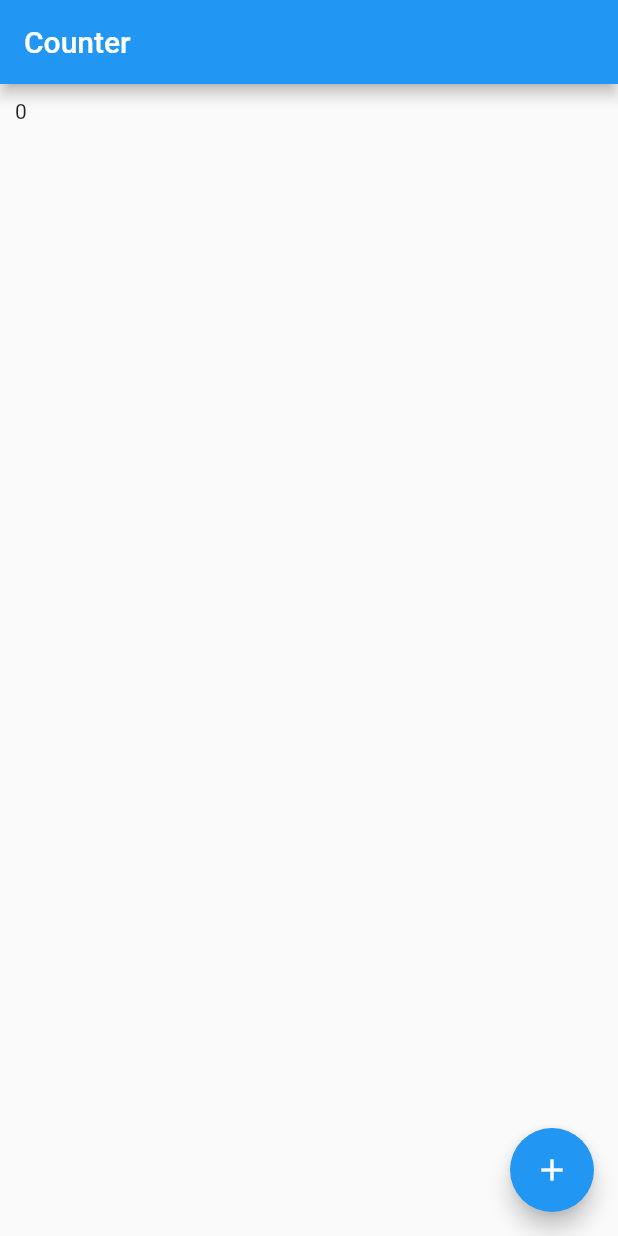
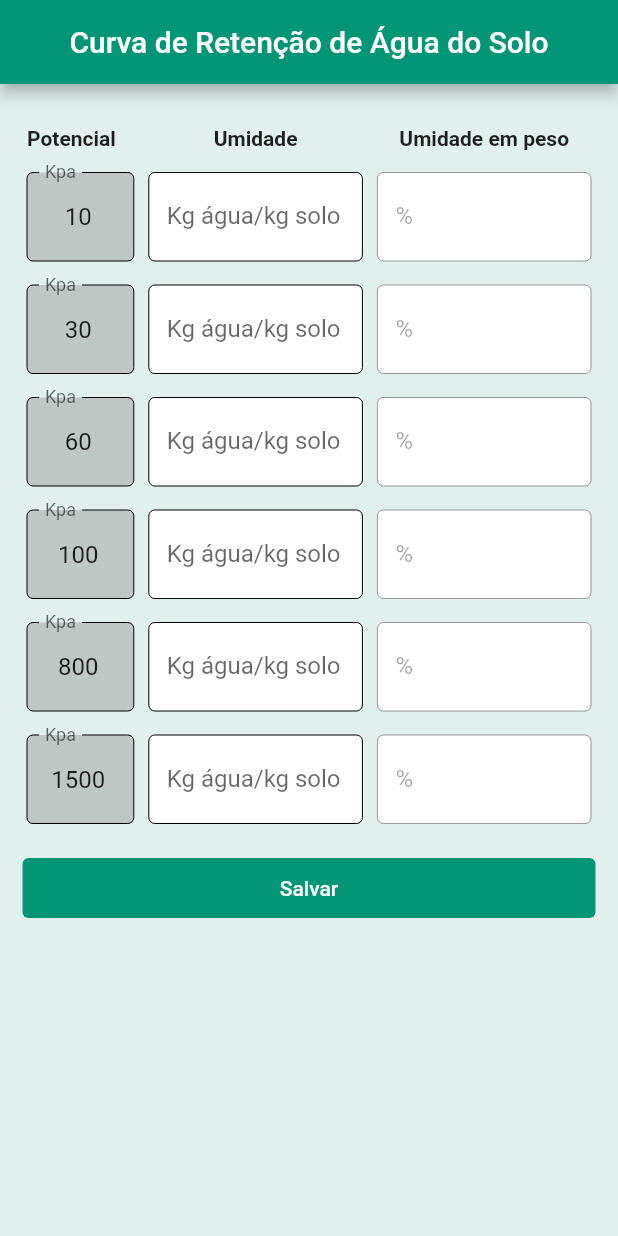
Before and after one commit to wennys-camilo/tcc, a Flutter app: the screen it shows after launch, on a phone screen of 412 x 824 dp. Run offline on Flutter 3.47's test engine with Material 2 defaults, Android fonts, the phone set to English and light mode, and no system bars; our stand-ins replace flutter_modular, flutter_triple.

Commit message:
cras page impl

```diff
--- a/lib/app/app_module.dart
+++ b/lib/app/app_module.dart
@@ -1,6 +1,5 @@
 import 'package:flutter_modular/flutter_modular.dart';
-
-import 'modules/home/home_module.dart';
+import 'package:tcc/app/modules/cras/cras_module.dart';
 
 class AppModule extends Module {
   @override
@@ -8,7 +7,6 @@ class AppModule extends Module {
 
   @override
   final List<ModularRoute> routes = [
-    ModuleRoute(Modular.initialRoute, module: HomeModule()),
+    ModuleRoute('/', module: CrasModule()),
   ];
-
 }
--- a/lib/app/app_widget.dart
+++ b/lib/app/app_widget.dart
@@ -1,12 +1,23 @@
 import 'package:flutter/material.dart';
 import 'package:flutter_modular/flutter_modular.dart';
 
+import 'shared/presentation/themes/app_theme.dart';
+
 class AppWidget extends StatelessWidget {
+  const AppWidget({Key? key}) : super(key: key);
+
   @override
   Widget build(BuildContext context) {
-    return MaterialApp(
+    return MaterialApp.router(
+      debugShowCheckedModeBanner: false,
       title: 'Flutter Slidy',
-      theme: ThemeData(primarySwatch: Colors.blue),
-    ).modular();
+      theme: ThemeData(
+        primarySwatch: Colors.blue,
+        colorScheme:
+            ColorScheme.fromSwatch().copyWith(primary: AppTheme.colors.primary),
+      ),
+      routeInformationParser: Modular.routeInformationParser,
+      routerDelegate: Modular.routerDelegate,
+    );
   }
 }
--- /dev/null
+++ b/lib/app/modules/cras/cras_module.dart
@@ -0,0 +1,15 @@
+import 'package:flutter_modular/flutter_modular.dart';
+import 'package:tcc/app/modules/cras/presentation/pages/cras_page.dart';
+import 'package:tcc/app/modules/cras/presentation/stores/cras_store.dart';
+
+class CrasModule extends Module {
+  @override
+  final List<Bind> binds = [
+    Bind.lazySingleton((i) => CrasStore()),
+  ];
+
+  @override
+  final List<ModularRoute> routes = [
+    ChildRoute(Modular.initialRoute, child: (_, args) => const CrasPage()),
+  ];
+}
--- /dev/null
+++ b/lib/app/modules/cras/presentation/pages/cras_page.dart
@@ -0,0 +1,458 @@
+import 'package:flutter/material.dart';
+import '../../../../shared/presentation/themes/app_theme.dart';
+import '../widgets/text_input_widget.dart';
+
+class CrasPage extends StatefulWidget {
+  const CrasPage({Key? key}) : super(key: key);
+
+  @override
+  State<CrasPage> createState() => _CrasPageState();
+}
+
+class _CrasPageState extends State<CrasPage> {
+  late final TextEditingController kpa10;
+  late final TextEditingController kpa10Humidity;
+  late final TextEditingController kpa10HumidityByWeight;
+
+  late final TextEditingController kpa30;
+  late final TextEditingController kpa30Humidity;
+  late final TextEditingController kpa30HumidityByWeight;
+
+  late final TextEditingController kpa60;
+  late final TextEditingController kpa60Humidity;
+  late final TextEditingController kpa60HumidityByWeight;
+
+  late final TextEditingController kpa100;
+  late final TextEditingController kpa100Humidity;
+  late final TextEditingController kpa100HumidityByWeight;
+
+  late final TextEditingController kpa800;
+  late final TextEditingController kpa800Humidity;
+  late final TextEditingController kpa800HumidityByWeight;
+
+  late final TextEditingController kpa1500;
+  late final TextEditingController kpa1500Humidity;
+  late final TextEditingController kpa1500HumidityByWeight;
+
+  @override
+  void initState() {
+    super.initState();
+    kpa10 = TextEditingController(text: "10");
+    kpa10Humidity = TextEditingController();
+    kpa10HumidityByWeight = TextEditingController();
+
+    kpa30 = TextEditingController(text: "30");
+    kpa30Humidity = TextEditingController();
+    kpa30HumidityByWeight = TextEditingController();
+
+    kpa60 = TextEditingController(text: "60");
+    kpa60Humidity = TextEditingController();
+    kpa60HumidityByWeight = TextEditingController();
+
+    kpa100 = TextEditingController(text: "100");
+    kpa100Humidity = TextEditingController();
+    kpa100HumidityByWeight = TextEditingController();
+
+    kpa800 = TextEditingController(text: "800");
+    kpa800Humidity = TextEditingController();
+    kpa800HumidityByWeight = TextEditingController();
+
+    kpa1500 = TextEditingController(text: "1500");
+    kpa1500Humidity = TextEditingController();
+    kpa1500HumidityByWeight = TextEditingController();
+  }
+
+  @override
+  Widget build(BuildContext context) {
+    return SafeArea(
+      child: Scaffold(
+        appBar: AppBar(
+          centerTitle: true,
+          title: const Text('Curva de Retenção de Água do Solo'),
+        ),
+        body: Container(
+          width: MediaQuery.of(context).size.width,
+          color: AppTheme.colors.primary.withOpacity(0.1),
+          height: MediaQuery.of(context).size.height,
+          child: SingleChildScrollView(
+            child: Column(
+              children: [
+                const SizedBox(
+                  height: 20,
+                ),
+                Container(
+                  constraints: const BoxConstraints(maxWidth: 800),
+                  padding: const EdgeInsets.all(8.0),
+                  child: Row(
+                    children: [
+                      const SizedBox(
+                        width: 10,
+                      ),
+                      Flexible(
+                        child: Column(
+                          children: [
+                            const Text(
+                              'Potencial (kpa)',
+                              maxLines: 1,
+                              style: TextStyle(fontWeight: FontWeight.bold),
+                            ),
+                            const SizedBox(
+                              height: 15,
+                            ),
+                            TextInputWidget(
+                              controller: kpa10,
+                              readOnly: true,
+                              labelText: 'Kpa',
+                            ),
+                          ],
+                        ),
+                      ),
+                      const SizedBox(
+                        width: 10,
+                      ),
+                      Flexible(
+                        flex: 2,
+                        child: Column(
+                          children: [
+                            const Text(
+                              'Umidade',
+                              maxLines: 1,
+                              style: TextStyle(fontWeight: FontWeight.bold),
+                            ),
+                            const SizedBox(
+                              height: 15,
+                            ),
+                            TextInputWidget(
+                              controller: kpa10Humidity,
+                              decimalInput: true,
+                              labelText: 'Kg água/kg solo',
+                              onChanged: (value) {
+                                if (value.isNotEmpty) {
+                                  kpa10HumidityByWeight.text =
+                                      (double.parse(value) * 100)
+                                          .toStringAsFixed(2);
+                                } else {
+                                  kpa10HumidityByWeight.text = "";
+                                }
+                              },
+                            ),
+                          ],
+                        ),
+                      ),
+                      const SizedBox(
+                        width: 10,
+                      ),
+                      Flexible(
+                        flex: 2,
+                        child: Column(
+                          children: [
+                            const Text(
+                              'Umidade em peso',
+                              maxLines: 1,
+                              style: TextStyle(fontWeight: FontWeight.bold),
+                            ),
+                            const SizedBox(
+                              height: 15,
+                            ),
+                            TextInputWidget(
+                              controller: kpa10HumidityByWeight,
+                              labelText: "%",
+                              enabled: false,
+                            ),
+                          ],
+                        ),
+                      ),
+                      const SizedBox(
+                        width: 10,
+                      ),
+                    ],
+                  ),
+                ),
+                Container(
+                  constraints: const BoxConstraints(maxWidth: 800),
+                  padding: const EdgeInsets.all(8.0),
+                  child: Row(
+                    children: [
+                      const SizedBox(
+                        width: 10,
+                      ),
+                      Flexible(
+                        child: TextInputWidget(
+                          controller: kpa30,
+                          readOnly: true,
+                          labelText: 'Kpa',
+                        ),
+                      ),
+                      const SizedBox(
+                        width: 10,
+                      ),
+                      Flexible(
+                        flex: 2,
+                        child: TextInputWidget(
+                          controller: kpa30Humidity,
+                          labelText: 'Kg água/kg solo',
+                          decimalInput: true,
+                          onChanged: (value) {
+                            if (value.isNotEmpty) {
+                              kpa30HumidityByWeight.text =
+                                  (double.parse(value) * 100)
+                                      .toStringAsFixed(2);
+                            } else {
+                              kpa30HumidityByWeight.text = "";
+                            }
+                          },
+                        ),
+                      ),
+                      const SizedBox(
+                        width: 10,
+                      ),
+                      Flexible(
+                        flex: 2,
+                        child: TextInputWidget(
+                          controller: kpa30HumidityByWeight,
+                          labelText: "%",
+                          enabled: false,
+                        ),
+                      ),
+                      const SizedBox(
+                        width: 10,
+                      ),
+                    ],
+                  ),
+                ),
+                Container(
+                  constraints: const BoxConstraints(maxWidth: 800),
+                  padding: const EdgeInsets.all(8.0),
+                  child: Row(
+                    children: [
+                      const SizedBox(
+                        width: 10,
+                      ),
+                      Flexible(
+                        child: TextInputWidget(
+                          controller: kpa60,
+                          readOnly: true,
+                          labelText: 'Kpa',
+                        ),
+                      ),
+                      const SizedBox(
+                        width: 10,
+                      ),
+                      Flexible(
+                        flex: 2,
+                        child: TextInputWidget(
+                          controller: kpa60Humidity,
+                          labelText: 'Kg água/kg solo',
+                          decimalInput: true,
+                          onChanged: (value) {
+                            if (value.isNotEmpty) {
+                              kpa60HumidityByWeight.text =
+                                  (double.parse(value) * 100)
+                                      .toStringAsFixed(2);
+                            } else {
+                              kpa60HumidityByWeight.text = "";
+                            }
+                          },
+                        ),
+                      ),
+                      const SizedBox(
+                        width: 10,
+                      ),
+                      Flexible(
+                        flex: 2,
+                        child: TextInputWidget(
+                          controller: kpa60HumidityByWeight,
+                          labelText: "%",
+                          enabled: false,
+                        ),
+                      ),
+                      const SizedBox(
+                        width: 10,
+                      ),
+                    ],
+                  ),
+                ),
+                Container(
+                  constraints: const BoxConstraints(maxWidth: 800),
+                  padding: const EdgeInsets.all(8.0),
+                  child: Row(
+                    children: [
+                      const SizedBox(
+                        width: 10,
+                      ),
+                      Flexible(
+                        child: TextInputWidget(
+                          controller: kpa100,
+                          readOnly: true,
+                          labelText: 'Kpa',
+                        ),
+                      ),
+                      const SizedBox(
+                        width: 10,
+                      ),
+                      Flexible(
+                        flex: 2,
+                        child: TextInputWidget(
+                          controller: kpa100Humidity,
+                          labelText: 'Kg água/kg solo',
+                          decimalInput: true,
+                          onChanged: (value) {
+                            if (value.isNotEmpty) {
+                              kpa100HumidityByWeight.text =
+                                  (double.parse(value) * 100)
+                                      .toStringAsFixed(2);
+                            } else {
+                              kpa100HumidityByWeight.text = "";
+                            }
+                          },
+                        ),
+                      ),
+                      const SizedBox(
+                        width: 10,
+                      ),
+                      Flexible(
+                        flex: 2,
+                        child: TextInputWidget(
+                          controller: kpa100HumidityByWeight,
+                          labelText: "%",
+                          enabled: false,
+                        ),
+                      ),
+                      const SizedBox(
+                        width: 10,
+                      ),
+                    ],
+                  ),
+                ),
+                Container(
+                  constraints: const BoxConstraints(maxWidth: 800),
+                  padding: const EdgeInsets.all(8.0),
+                  child: Row(
+                    children: [
+                      const SizedBox(
+                        width: 10,
+                      ),
+                      Flexible(
+                        child: TextInputWidget(
+                          controller: kpa800,
+                          readOnly: true,
+                          labelText: 'Kpa',
+                        ),
+                      ),
+                      const SizedBox(
+                        width: 10,
+                      ),
+                      Flexible(
+                        flex: 2,
+                        child: TextInputWidget(
+                          controller: kpa800Humidity,
+                          labelText: 'Kg água/kg solo',
+                          decimalInput: true,
+                          onChanged: (value) {
+                            if (value.isNotEmpty) {
+                              kpa800HumidityByWeight.text =
+                                  (double.parse(value) * 100)
+                                      .toStringAsFixed(2);
+                            } else {
+                              kpa800HumidityByWeight.text = "";
+                            }
+                          },
+                        ),
+                      ),
+                      const SizedBox(
+                        width: 10,
+                      ),
+                      Flexible(
+                        flex: 2,
+                        child: TextInputWidget(
+                          controller: kpa800HumidityByWeight,
+                          labelText: "%",
+                          enabled: false,
+                        ),
+                      ),
+                      const SizedBox(
+                        width: 10,
+                      ),
+                    ],
+                  ),
+                ),
+                Container(
+                  constraints: const BoxConstraints(maxWidth: 800),
+                  padding: const EdgeInsets.all(8.0),
+                  child: Row(
+                    children: [
+                      const SizedBox(
+                        width: 10,
+                      ),
+                      Flexible(
+                        child: TextInputWidget(
+                          controller: kpa1500,
+                          readOnly: true,
+                          labelText: 'Kpa',
+                        ),
+                      ),
+                      const SizedBox(
+                        width: 10,
+                      ),
+                      Flexible(
+                        flex: 2,
+                        child: TextInputWidget(
+                          controller: kpa1500Humidity,
+                          labelText: 'Kg água/kg solo',
+                          decimalInput: true,
+                          onChanged: (value) {
+                            if (value.isNotEmpty) {
+                              kpa1500HumidityByWeight.text =
+                                  (double.parse(value) * 100)
+                                      .toStringAsFixed(2);
+                            } else {
+                              kpa1500HumidityByWeight.text = "";
+                            }
+                          },
+                        ),
+                      ),
+                      const SizedBox(
+                        width: 10,
+                      ),
+                      Flexible(
+                        flex: 2,
+                        child: TextInputWidget(
+                          controller: kpa1500HumidityByWeight,
+                          labelText: "%",
+                          enabled: false,
+                        ),
+                      ),
+                      const SizedBox(
+                        width: 10,
+                      ),
+                    ],
+                  ),
+                ),
+                Container(
+                  constraints: const BoxConstraints(maxWidth: 800),
+                  padding: const EdgeInsets.all(15.0),
+                  child: SizedBox(
+                    height: 40,
+                    width: MediaQuery.of(context).size.width,
+                    child: TextButton(
+                      style: TextButton.styleFrom(
+                        backgroundColor: AppTheme.colors.primary,
+                      ),
+                      child: const Text(
+                        'Salvar',
+                        style: TextStyle(
+                          color: Colors.white,
+                        ),
+                      ),
+                      onPressed: () {},
+                    ),
+                  ),
+                ),
+              ],
+            ),
+          ),
+        ),
+      ),
+    );
+  }
+}
--- /dev/null
+++ b/lib/app/modules/cras/presentation/state/cras_state.dart
@@ -0,0 +1 @@
+class CrasState {}
--- /dev/null
+++ b/lib/app/modules/cras/presentation/stores/cras_store.dart
@@ -0,0 +1,6 @@
+import 'package:flutter_triple/flutter_triple.dart';
+import '../state/cras_state.dart';
+
+class CrasStore extends StreamStore<Exception, CrasState> {
+  CrasStore() : super(CrasState());
+}
--- /dev/null
+++ b/lib/app/modules/cras/presentation/widgets/text_input_widget.dart
@@ -0,0 +1,53 @@
+import 'package:flutter/material.dart';
+import 'package:flutter/services.dart';
+
+class TextInputWidget extends StatelessWidget {
+  final TextEditingController? controller;
+  final String? labelText;
+  final List<TextInputFormatter>? inputFormatters;
+  final Function(String)? onChanged;
+  final bool readOnly;
+  final bool enabled;
+  final TextInputType? keyboardType;
+  final bool decimalInput;
+
+  const TextInputWidget({
+    Key? key,
+    this.controller,
+    this.labelText,
+    this.inputFormatters,
+    this.onChanged,
+    this.readOnly = false,
+    this.enabled = true,
+    this.keyboardType,
+    this.decimalInput = false,
+  }) : super(key: key);
+
+  @override
+  Widget build(BuildContext context) {
+    return TextField(
+      enabled: enabled,
+      controller: controller,
+      textAlign: TextAlign.center,
+      decoration: InputDecoration(
+        border: const OutlineInputBorder(),
+        enabledBorder:
+            const OutlineInputBorder(borderSide: BorderSide(width: 0)),
+        fillColor: readOnly ? Colors.grey.withOpacity(0.5) : Colors.white,
+        labelText: labelText,
+        filled: true,
+      ),
+      inputFormatters: !decimalInput
+          ? inputFormatters
+          : [
+              FilteringTextInputFormatter.allow((RegExp(r'^\d+\.?\d{0,6}'))),
+              LengthLimitingTextInputFormatter(7),
+            ],
+      keyboardType: !decimalInput
+          ? keyboardType
+          : const TextInputType.numberWithOptions(decimal: true),
+      onChanged: onChanged,
+      readOnly: readOnly,
+    );
+  }
+}
--- a/lib/app/modules/home/home_module.dart
+++ /dev/null
@@ -1,16 +0,0 @@
-import 'package:flutter_modular/flutter_modular.dart';
-import '../home/home_store.dart';
-
-import 'home_page.dart';
-
-class HomeModule extends Module {
-  @override
-  final List<Bind> binds = [
- Bind.lazySingleton((i) => HomeStore()),
- ];
-
- @override
- final List<ModularRoute> routes = [
-   ChildRoute(Modular.initialRoute, child: (_, args) => HomePage()),
- ];
-}
--- a/lib/app/modules/home/home_page.dart
+++ /dev/null
@@ -1,44 +0,0 @@
-import 'package:flutter/material.dart';
-import 'package:flutter_modular/flutter_modular.dart';
-import 'package:flutter_triple/flutter_triple.dart';
-import 'home_store.dart';
-
-class HomePage extends StatefulWidget {
-  final String title;
-  const HomePage({Key? key, this.title = "Home"}) : super(key: key);
-
-  @override
-  _HomePageState createState() => _HomePageState();
-}
-
-class _HomePageState extends ModularState<HomePage, HomeStore> {
-  @override
-  Widget build(BuildContext context) {
-    return Scaffold(
-      appBar: AppBar(
-        title: Text('Counter'),
-      ),
-      body: ScopedBuilder<HomeStore, Exception, int>(
-        store: store,
-        onState: (_, counter) {
-          return Padding(
-            padding: EdgeInsets.all(10),
-            child: Text('$counter'),
-          );
-        },
-        onError: (context, error) => Center(
-          child: Text(
-            'Too many clicks',
-            style: TextStyle(color: Colors.red),
-          ),
-        ),
-      ),
-      floatingActionButton: FloatingActionButton(
-        onPressed: () {
-          store.increment();
-        },
-        child: Icon(Icons.add),
-      ),
-    );
-  }
-}
--- a/lib/app/modules/home/home_store.dart
+++ /dev/null
@@ -1,20 +0,0 @@
-import 'package:flutter_triple/flutter_triple.dart';
-
-class HomeStore extends NotifierStore<Exception, int> {
-  HomeStore() : super(0);
-
-  Future<void> increment() async {
-    setLoading(true);
-
-    await Future.delayed(Duration(seconds: 1));
-
-    int value = state + 1;
-    if (value < 5) {
-      update(value);
-    } else {
-      setError(Exception('Error: state not can be > 4'));
-    }
-
-    setLoading(false);
-  }
-}
--- /dev/null
+++ b/lib/app/shared/presentation/themes/app_colors.dart
@@ -0,0 +1,10 @@
+import 'package:flutter/cupertino.dart';
+
+abstract class AppColors {
+  Color get primary;
+}
+
+class AppColorsImpl implements AppColors {
+  @override
+  Color get primary => const Color(0xff029676);
+}
--- /dev/null
+++ b/lib/app/shared/presentation/themes/app_theme.dart
@@ -0,0 +1,6 @@
+import 'package:tcc/app/shared/presentation/themes/app_colors.dart';
+
+class AppTheme {
+  AppTheme._();
+  static AppColors get colors => AppColorsImpl();
+}
--- a/lib/main.dart
+++ b/lib/main.dart
@@ -3,4 +3,5 @@ import 'package:flutter_modular/flutter_modular.dart';
 import 'app/app_module.dart';
 import 'app/app_widget.dart';
 
-void main() => runApp(ModularApp(module: AppModule(), child: AppWidget()));
+void main() =>
+    runApp(ModularApp(module: AppModule(), child: const AppWidget()));
```
